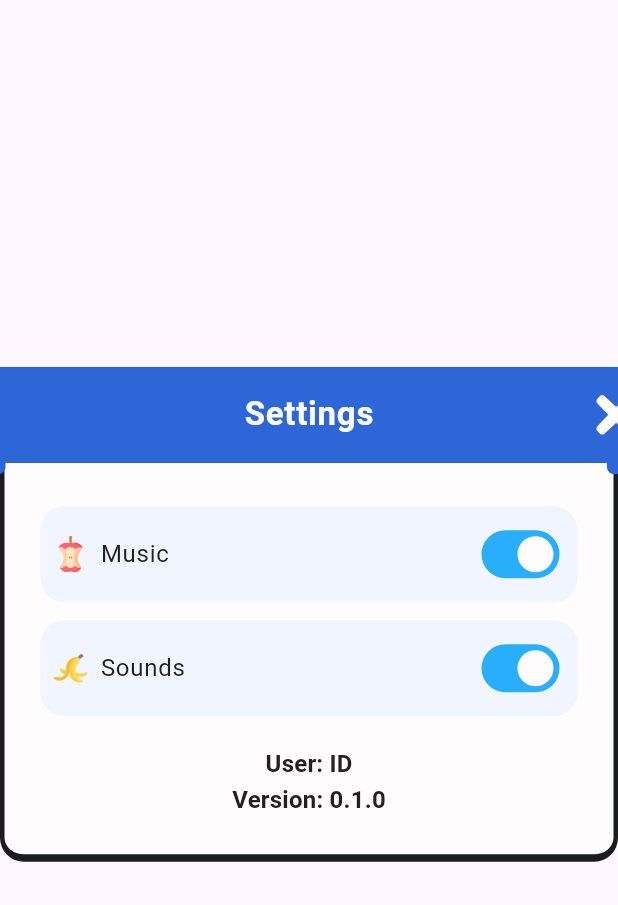
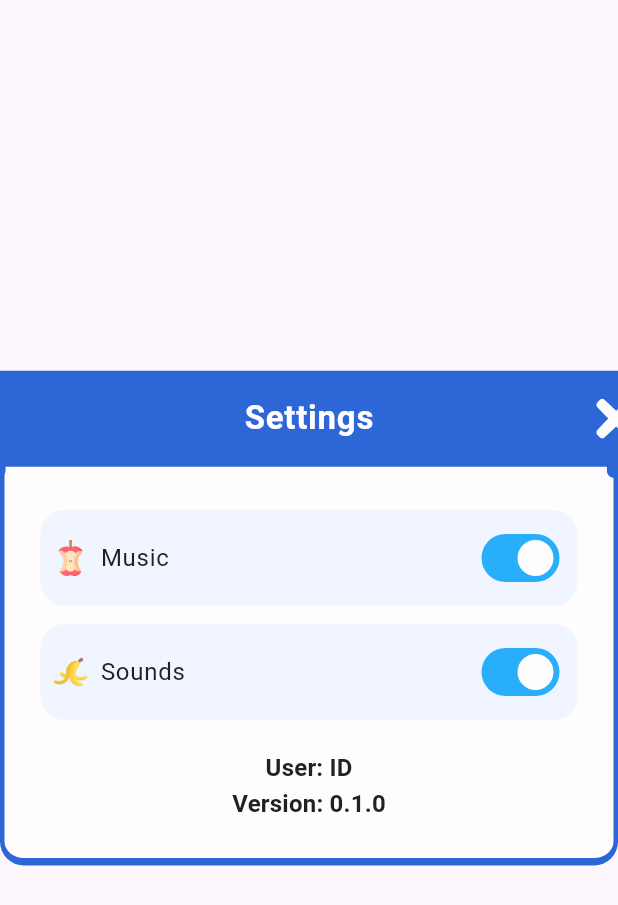
Before and after one commit to appunite/flutter-global-gamers-challenge, a Flutter app: the SettingsDialog widget shown alone on an empty page, opened directly, on a phone screen of 412 x 824 dp. Shown: the top 905 px of the screen. Run offline on Flutter 3.47's test engine with Material 3 defaults, Android fonts, the phone set to English and light mode, and no system bars; our stand-ins replace audioplayers, cloud_firestore, firebase_core, flutter_svg, freezed_annotation, go_router and 2 more; missing offline and left inert: flame, scratcher; accounts and stored records are empty.

Commit message:
fix: paddings

```diff
--- a/lib/common/common_dialog.dart
+++ b/lib/common/common_dialog.dart
@@ -20,7 +20,7 @@ class CommonDialog extends StatelessWidget {
   Widget build(BuildContext context) {
     return Dialog(
       backgroundColor: Colors.transparent,
-      insetPadding: const EdgeInsets.only(top: 20, bottom: 5),
+      insetPadding: const EdgeInsets.only(top: 20),
       child: Stack(
         alignment: Alignment.center,
         fit: StackFit.loose,
@@ -29,7 +29,7 @@ class CommonDialog extends StatelessWidget {
           Container(
             constraints: BoxConstraints(
               maxWidth: 500,
-              maxHeight: MediaQuery.sizeOf(context).height * 0.8,
+              maxHeight: MediaQuery.sizeOf(context).height * 0.85,
               minHeight: 200,
             ),
             padding: const EdgeInsets.all(24),
--- a/lib/settings/settings_dialog.dart
+++ b/lib/settings/settings_dialog.dart
@@ -59,7 +59,7 @@ class SettingsDialog extends StatelessWidget {
           ),
         ],
       ),
-      themeColor: const Color.fromARGB(255, 27, 28, 31),
+      themeColor: Palette.secondaryDark,
       ribbon: RibbonHeader(
         text: 'Settings',
         withCloseIcon: true,
```
